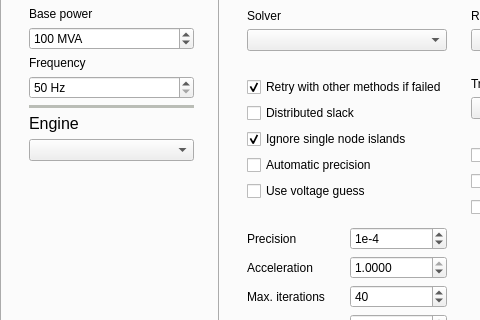
The window that src/GridCal/Gui/Main/MainWindow.ui (SanPen/GridCal) describes before a commit, drawn with Qt 5; both pictures show x 0 to 480 and y 133 to 453 of the 1426 by 805 pixel window.
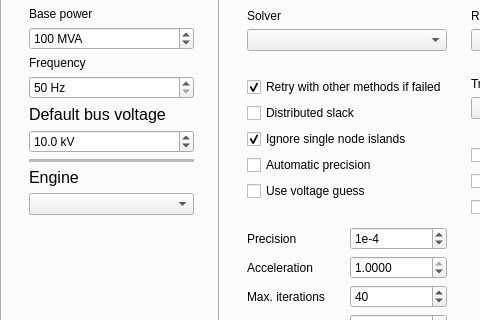
The same window after the commit. The open tabs and pages were chosen to show the change. Icons and pictures are not drawn.

Commit message: Added default voltage in the GUI and the diagrams

Diff of the .ui file:
```diff
--- a/src/GridCal/Gui/Main/MainWindow.ui
+++ b/src/GridCal/Gui/Main/MainWindow.ui
@@ -8019,6 +8019,37 @@
                 </property>
                </widget>
               </item>
+              <item>
+               <widget class="QLabel" name="label_35">
+                <property name="font">
+                 <font>
+                  <pointsize>12</pointsize>
+                 </font>
+                </property>
+                <property name="text">
+                 <string>Default bus voltage</string>
+                </property>
+               </widget>
+              </item>
+              <item>
+               <widget class="QDoubleSpinBox" name="defaultBusVoltageSpinBox">
+                <property name="toolTip">
+                 <string>This is the voltage that drag&amp;drop buses have</string>
+                </property>
+                <property name="suffix">
+                 <string> kV</string>
+                </property>
+                <property name="decimals">
+                 <number>1</number>
+                </property>
+                <property name="maximum">
+                 <double>999999999.000000000000000</double>
+                </property>
+                <property name="value">
+                 <double>10.000000000000000</double>
+                </property>
+               </widget>
+              </item>
               <item>
                <widget class="Line" name="line_19">
                 <property name="palette">
```
The commit also changes 7 other files.
